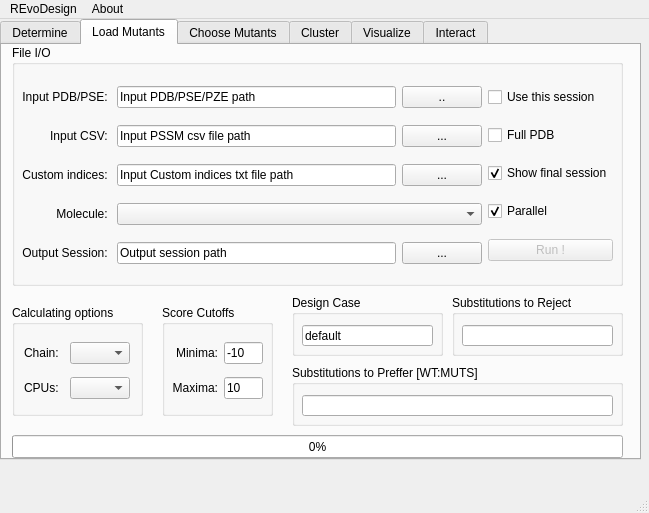
Above: REvoDesign/UI/REvoDesign-PyMOL.ui from YaoYinYing/REvoDesign before the change. Below: the same form after it.
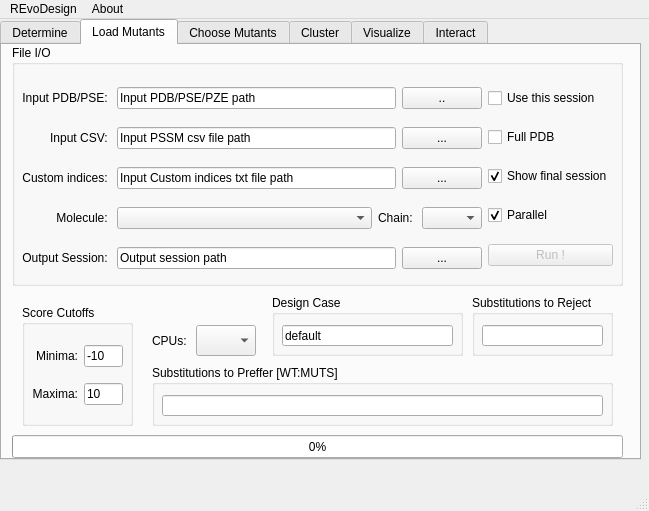
That is the form after the change. The open tabs and pages were chosen to show the change.

What changed in the file:
```diff
--- a/REvoDesign/UI/REvoDesign-PyMOL.ui
+++ b/REvoDesign/UI/REvoDesign-PyMOL.ui
@@ -7,7 +7,7 @@
     <x>0</x>
     <y>0</y>
     <width>649</width>
-    <height>513</height>
+    <height>511</height>
    </rect>
   </property>
   <property name="sizePolicy">
@@ -595,7 +595,7 @@
          <x>10</x>
          <y>30</y>
          <width>591</width>
-         <height>202</height>
+         <height>208</height>
         </rect>
        </property>
        <layout class="QHBoxLayout" name="horizontalLayout_IO">
@@ -639,9 +639,6 @@
             </property>
            </widget>
           </item>
-          <item row="3" column="1">
-           <widget class="QComboBox" name="comboBox_molecule"/>
-          </item>
           <item row="3" column="0">
            <widget class="QLabel" name="label_molecule_2">
             <property name="text">
@@ -726,10 +723,52 @@
             </item>
            </layout>
           </item>
+          <item row="3" column="1">
+           <layout class="QHBoxLayout" name="horizontalLayout_30">
+            <item>
+             <widget class="QComboBox" name="comboBox_molecule"/>
+            </item>
+            <item>
+             <widget class="QLabel" name="label_chainid_2">
+              <property name="sizePolicy">
+               <sizepolicy hsizetype="Fixed" vsizetype="Preferred">
+                <horstretch>0</horstretch>
+                <verstretch>0</verstretch>
+               </sizepolicy>
+              </property>
+              <property name="text">
+               <string>Chain: </string>
+              </property>
+              <property name="alignment">
+               <set>Qt::AlignRight|Qt::AlignTrailing|Qt::AlignVCenter</set>
+              </property>
+             </widget>
+            </item>
+            <item>
+             <widget class="QComboBox" name="comboBox_chainid_2">
+              <property name="sizePolicy">
+               <sizepolicy hsizetype="Maximum" vsizetype="Fixed">
+                <horstretch>0</horstretch>
+                <verstretch>0</verstretch>
+               </sizepolicy>
+              </property>
+              <property name="maximumSize">
+               <size>
+                <width>60</width>
+                <height>16777215</height>
+               </size>
+              </property>
+             </widget>
+            </item>
+           </layout>
+          </item>
          </layout>
         </item>
         <item>
          <layout class="QVBoxLayout" name="verticalLayout_7">
+          <property name="sizeConstraint">
+           <enum>QLayout::SetNoConstraint</enum>
+          </property>
           <item>
            <widget class="QCheckBox" name="checkBox_use_this_session">
             <property name="text">
@@ -785,9 +824,9 @@
      <widget class="QGroupBox" name="groupBox_preffer_substitution">
       <property name="geometry">
        <rect>
-        <x>290</x>
+        <x>150</x>
         <y>320</y>
-        <width>331</width>
+        <width>461</width>
         <height>61</height>
        </rect>
       </property>
@@ -799,7 +838,7 @@
         <rect>
          <x>10</x>
          <y>30</y>
-         <width>311</width>
+         <width>441</width>
          <height>21</height>
         </rect>
        </property>
@@ -808,9 +847,9 @@
      <widget class="QGroupBox" name="groupBox_reject_substitution">
       <property name="geometry">
        <rect>
-        <x>450</x>
+        <x>470</x>
         <y>250</y>
-        <width>171</width>
+        <width>141</width>
         <height>61</height>
        </rect>
       </property>
@@ -822,7 +861,7 @@
         <rect>
          <x>10</x>
          <y>30</y>
-         <width>151</width>
+         <width>121</width>
          <height>21</height>
         </rect>
        </property>
@@ -831,9 +870,9 @@
      <widget class="QGroupBox" name="groupBox">
       <property name="geometry">
        <rect>
-        <x>290</x>
+        <x>270</x>
         <y>250</y>
-        <width>151</width>
+        <width>191</width>
         <height>61</height>
        </rect>
       </property>
@@ -845,7 +884,7 @@
         <rect>
          <x>10</x>
          <y>30</y>
-         <width>131</width>
+         <width>171</width>
          <height>21</height>
         </rect>
        </property>
@@ -854,108 +893,26 @@
        </property>
       </widget>
      </widget>
-     <widget class="QGroupBox" name="groupBox_6">
+     <widget class="QProgressBar" name="progressBar_load_mutants">
       <property name="geometry">
        <rect>
         <x>10</x>
-        <y>260</y>
-        <width>131</width>
-        <height>111</height>
+        <y>390</y>
+        <width>611</width>
+        <height>23</height>
        </rect>
       </property>
-      <property name="title">
-       <string>Calculating options</string>
+      <property name="value">
+       <number>0</number>
       </property>
-      <widget class="QWidget" name="gridLayoutWidget_12">
-       <property name="geometry">
-        <rect>
-         <x>10</x>
-         <y>30</y>
-         <width>111</width>
-         <height>71</height>
-        </rect>
-       </property>
-       <layout class="QGridLayout" name="gridLayout_18">
-        <item row="0" column="0">
-         <widget class="QLabel" name="label_chainid_2">
-          <property name="sizePolicy">
-           <sizepolicy hsizetype="Fixed" vsizetype="Preferred">
-            <horstretch>0</horstretch>
-            <verstretch>0</verstretch>
-           </sizepolicy>
-          </property>
-          <property name="text">
-           <string>Chain: </string>
-          </property>
-          <property name="alignment">
-           <set>Qt::AlignRight|Qt::AlignTrailing|Qt::AlignVCenter</set>
-          </property>
-         </widget>
-        </item>
-        <item row="0" column="1">
-         <widget class="QComboBox" name="comboBox_chainid_2">
-          <property name="sizePolicy">
-           <sizepolicy hsizetype="Maximum" vsizetype="Fixed">
-            <horstretch>0</horstretch>
-            <verstretch>0</verstretch>
-           </sizepolicy>
-          </property>
-          <property name="maximumSize">
-           <size>
-            <width>60</width>
-            <height>16777215</height>
-           </size>
-          </property>
-         </widget>
-        </item>
-        <item row="1" column="1">
-         <widget class="QComboBox" name="comboBox_nproc_2">
-          <property name="sizePolicy">
-           <sizepolicy hsizetype="Maximum" vsizetype="Fixed">
-            <horstretch>0</horstretch>
-            <verstretch>0</verstretch>
-           </sizepolicy>
-          </property>
-          <property name="minimumSize">
-           <size>
-            <width>0</width>
-            <height>0</height>
-           </size>
-          </property>
-          <property name="maximumSize">
-           <size>
-            <width>60</width>
-            <height>16777215</height>
-           </size>
-          </property>
-         </widget>
-        </item>
-        <item row="1" column="0">
-         <widget class="QLabel" name="label_nproc_2">
-          <property name="sizePolicy">
-           <sizepolicy hsizetype="Fixed" vsizetype="Preferred">
-            <horstretch>0</horstretch>
-            <verstretch>0</verstretch>
-           </sizepolicy>
-          </property>
-          <property name="text">
-           <string>CPUs: </string>
-          </property>
-          <property name="alignment">
-           <set>Qt::AlignRight|Qt::AlignTrailing|Qt::AlignVCenter</set>
-          </property>
-         </widget>
-        </item>
-       </layout>
-      </widget>
      </widget>
      <widget class="QGroupBox" name="groupBox_score_cutoff">
       <property name="geometry">
        <rect>
-        <x>160</x>
+        <x>20</x>
         <y>260</y>
         <width>111</width>
-        <height>111</height>
+        <height>121</height>
        </rect>
       </property>
       <property name="title">
@@ -967,7 +924,7 @@
          <x>10</x>
          <y>30</y>
          <width>91</width>
-         <height>71</height>
+         <height>81</height>
         </rect>
        </property>
        <layout class="QGridLayout" name="gridLayout_score_cutoff">
@@ -1008,18 +965,64 @@
        </layout>
       </widget>
      </widget>
-     <widget class="QProgressBar" name="progressBar_load_mutants">
+     <widget class="QWidget" name="horizontalLayoutWidget_10">
       <property name="geometry">
        <rect>
-        <x>10</x>
-        <y>390</y>
-        <width>611</width>
-        <height>23</height>
+        <x>150</x>
+        <y>280</y>
+        <width>111</width>
+        <height>31</height>
        </rect>
       </property>
-      <property name="value">
-       <number>0</number>
-      </property>
+      <layout class="QHBoxLayout" name="horizontalLayout_31" stretch="0,0">
+       <property name="sizeConstraint">
+        <enum>QLayout::SetMinAndMaxSize</enum>
+       </property>
+       <item>
+        <widget class="QLabel" name="label_nproc_2">
+         <property name="sizePolicy">
+          <sizepolicy hsizetype="Fixed" vsizetype="Maximum">
+           <horstretch>0</horstretch>
+           <verstretch>0</verstretch>
+          </sizepolicy>
+         </property>
+         <property name="maximumSize">
+          <size>
+           <width>16777215</width>
+           <height>50</height>
+          </size>
+         </property>
+         <property name="text">
+          <string>CPUs: </string>
+         </property>
+         <property name="alignment">
+          <set>Qt::AlignRight|Qt::AlignTrailing|Qt::AlignVCenter</set>
+         </property>
+        </widget>
+       </item>
+       <item>
+        <widget class="QComboBox" name="comboBox_nproc_2">
+         <property name="sizePolicy">
+          <sizepolicy hsizetype="Fixed" vsizetype="Maximum">
+           <horstretch>0</horstretch>
+           <verstretch>0</verstretch>
+          </sizepolicy>
+         </property>
+         <property name="minimumSize">
+          <size>
+           <width>0</width>
+           <height>0</height>
+          </size>
+         </property>
+         <property name="maximumSize">
+          <size>
+           <width>60</width>
+           <height>50</height>
+          </size>
+         </property>
+        </widget>
+       </item>
+      </layout>
      </widget>
     </widget>
     <widget class="QWidget" name="tab_mutant_choices">
```
Left out of the diff: 14 changed lines with no effect on the pictures.
